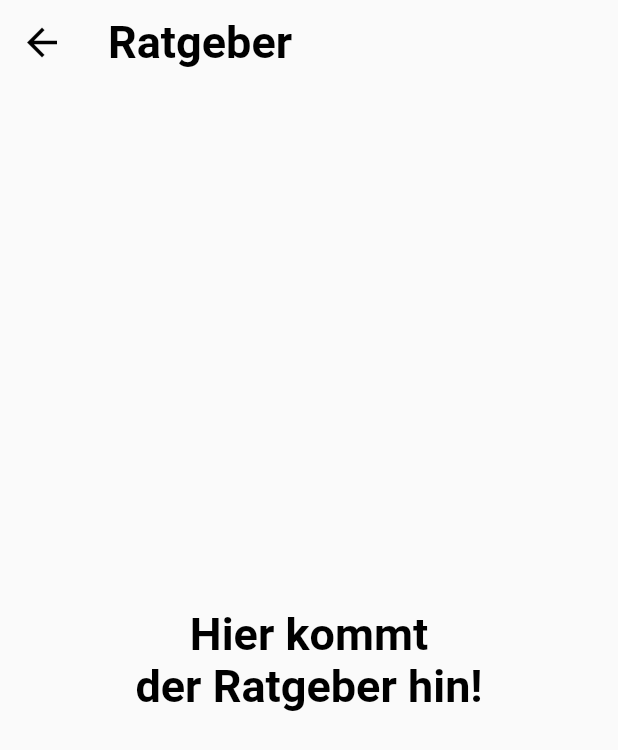
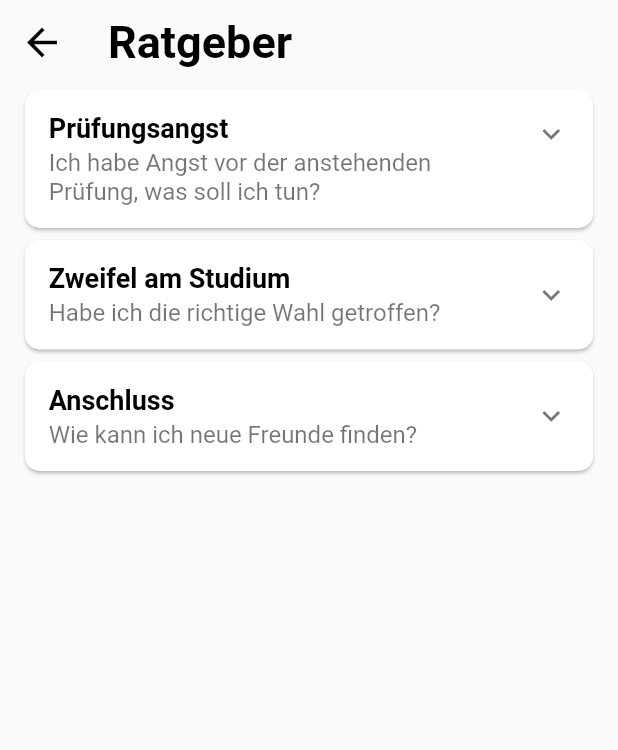
Before and after one commit to Hankyyy/achtsamkeits-app, a Flutter app: the RatgeberScreen screen opened by its route, on a phone screen of 412 x 824 dp. Shown: the top 750 px of the screen. Run offline on Flutter 3.47's test engine with Material 2 defaults, Android fonts, the phone set to English and light mode, and no system bars; our stand-ins replace audioplayers, charts_flutter, dynamic_theme, percent_indicator, sqflite, table_calendar; missing offline and left inert: flutter_duration_picker; accounts and stored records are empty.

Commit message:
Ratgeber Screen Beispiel und kleine Änderungen

```diff
--- a/lib/KalenderScreen/KalenderScreen.dart
+++ b/lib/KalenderScreen/KalenderScreen.dart
@@ -220,14 +220,9 @@ class _KalenderScreenState extends State<KalenderScreen> {
               child: CheckboxListTile(
                 value: false,
                 onChanged: (bool newvalue) {},
-                title: Row(
-                  crossAxisAlignment: CrossAxisAlignment.end,
-                  children: <Widget>[
-                    Text(
-                      "Übung 2",
-                      style: Theme.of(context).textTheme.title,
-                    ),
-                  ],
+                title: Text(
+                  "Übung 2",
+                  style: Theme.of(context).textTheme.title,
                 ),
                 subtitle: Text(
                   "Medienproduktion",
--- a/lib/RatgeberScreen/RatgeberScreen.dart
+++ b/lib/RatgeberScreen/RatgeberScreen.dart
@@ -12,7 +12,8 @@ class _RatgeberScreenState extends State<RatgeberScreen> {
       appBar: AppBar(
         title: Text(
           'Ratgeber',
-          style: TextStyle(fontSize: 30.0, color: Theme.of(context).textTheme.title.color),
+          style: TextStyle(
+              fontSize: 30.0, color: Theme.of(context).textTheme.title.color),
         ),
         leading: IconButton(
           icon: Icon(
@@ -28,12 +29,138 @@ class _RatgeberScreenState extends State<RatgeberScreen> {
         backgroundColor: Theme.of(context).appBarTheme.color,
         elevation: 0.0,
       ),
-      body: Center(
-        child: Text(
-          "Hier kommt\nder Ratgeber hin!",
-          style: TextStyle(fontSize: 30.0, fontWeight: FontWeight.bold),
-          textAlign: TextAlign.center,
-        ),
+      body: ListView(
+        padding: EdgeInsets.symmetric(horizontal: 12.5),
+        children: <Widget>[
+          Card(
+            shape: RoundedRectangleBorder(
+              borderRadius: BorderRadius.circular(10.0),
+            ),
+            child: Column(
+              children: <Widget>[
+                ExpansionTile(
+                  title: Padding(
+                    padding: EdgeInsets.symmetric(vertical: 10),
+                    child: Column(
+                      crossAxisAlignment: CrossAxisAlignment.start,
+                      children: <Widget>[
+                        Text(
+                          "Prüfungsangst",
+                          style: Theme.of(context).textTheme.title,
+                        ),
+                        SizedBox(
+                          height: 3,
+                        ),
+                        Text(
+                          "Ich habe Angst vor der anstehenden Prüfung, was soll ich tun?",
+                          style: Theme.of(context).textTheme.caption,
+                        ),
+                      ],
+                    ),
+                  ),
+                  children: <Widget>[
+                    ExpansionTile(
+                      title: Text("coming soon"),
+                      children: <Widget>[],
+                    ),
+                    ExpansionTile(
+                      title: Text("coming soon"),
+                      children: <Widget>[],
+                    ),
+                  ],
+                ),
+              ],
+            ),
+          ),
+          Card(
+            shape: RoundedRectangleBorder(
+              borderRadius: BorderRadius.circular(10.0),
+            ),
+            child: Column(
+              children: <Widget>[
+                ExpansionTile(
+                  title: Padding(
+                    padding: EdgeInsets.symmetric(vertical: 10),
+                    child: Column(
+                      crossAxisAlignment: CrossAxisAlignment.start,
+                      children: <Widget>[
+                        Text(
+                          "Zweifel am Studium",
+                          style: Theme.of(context).textTheme.title,
+                        ),
+                        SizedBox(
+                          height: 3,
+                        ),
+                        Text(
+                          "Habe ich die richtige Wahl getroffen?",
+                          style: Theme.of(context).textTheme.caption,
+                        ),
+                      ],
+                    ),
+                  ),
+                  children: <Widget>[
+                    ExpansionTile(
+                      title: Text("Fachstudienberatung"),
+                      children: <Widget>[],
+                    ),
+                    ExpansionTile(
+                      title: Text("Workshops"),
+                      children: <Widget>[],
+                    ),
+                  ],
+                ),
+              ],
+            ),
+          ),
+          Card(
+            shape: RoundedRectangleBorder(
+              borderRadius: BorderRadius.circular(10.0),
+            ),
+            child: Column(
+              children: <Widget>[
+                ExpansionTile(
+                  title: Padding(
+                    padding: EdgeInsets.symmetric(vertical: 10),
+                    child: Column(
+                      crossAxisAlignment: CrossAxisAlignment.start,
+                      children: <Widget>[
+                        Text(
+                          "Anschluss",
+                          style: Theme.of(context).textTheme.title,
+                        ),
+                        SizedBox(
+                          height: 3,
+                        ),
+                        Text(
+                          "Wie kann ich neue Freunde finden?",
+                          style: Theme.of(context).textTheme.caption,
+                        ),
+                      ],
+                    ),
+                  ),
+                  children: <Widget>[
+                    ExpansionTile(
+                      title: Text("Ersti-Woche"),
+                      children: <Widget>[],
+                    ),
+                    ExpansionTile(
+                      title: Text("Vorkurse"),
+                      children: <Widget>[],
+                    ),
+                    ExpansionTile(
+                      title: Text("Hochschulsport"),
+                      children: <Widget>[],
+                    ),
+                    ExpansionTile(
+                      title: Text("Vorlesung/Übung/Praktika"),
+                      children: <Widget>[],
+                    ),
+                  ],
+                ),
+              ],
+            ),
+          ),
+        ],
       ),
     );
   }
--- a/lib/ZieleScreen/ZielCardWidget.dart
+++ b/lib/ZieleScreen/ZielCardWidget.dart
@@ -1,8 +1,10 @@
+import 'package:flutter/material.dart';
+import 'package:async/async.dart';
+import 'package:percent_indicator/linear_percent_indicator.dart';
+
 import 'package:ape_of_mind/Model/aufgaben.dart';
 import 'package:ape_of_mind/Model/meilenstein.dart';
-import 'package:flutter/material.dart';
 
-import 'package:percent_indicator/linear_percent_indicator.dart';
 
 import 'ZieleUtils.dart';
 import 'AddAufgabeScreen.dart';
@@ -33,6 +35,9 @@ class _ZielCardState extends State<ZielCard> {
 
   DateTime selectedDate = DateTime.now();
   DateTime deadlineDate = DateTime.now();
+
+  final msTitel = TextEditingController();
+  final msNotiz = TextEditingController();
 
   Future<Null> _selectDate(BuildContext context) async {
     final DateTime picked = await showDatePicker(
@@ -212,12 +217,11 @@ class _ZielCardState extends State<ZielCard> {
                       FutureBuilder<List<Aufgaben>>(
                         //future: aufgabenMS(),
                         builder: (context, snapshot) {
-                          if (snapshot.connectionState !=
-                              ConnectionState.done) {
-                            // return: show loading widget
+                          if (snapshot.connectionState != ConnectionState.done) {
+                            return Center(child: CircularProgressIndicator(),);
                           }
                           if (snapshot.hasError) {
-                            // return: show error widget
+                            return Center(child: Text("Error!"),);
                           }
                           List<Aufgaben> aufgaben = snapshot.data ?? [];
                           Aufgaben af = new Aufgaben();
@@ -347,6 +351,7 @@ class _ZielCardState extends State<ZielCard> {
                 ),
                 trailing: Row(
                   mainAxisSize: MainAxisSize.min,
+                  crossAxisAlignment: CrossAxisAlignment.stretch,
                   children: <Widget>[
                     IconButton(
                       icon: Icon(
```
